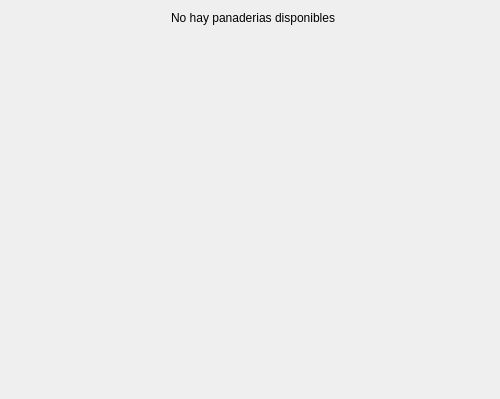
This is src/ui/ui_forms/bakeryselect.ui in richin13/bollo as Qt 5 draws it before an edit. The edited form follows.
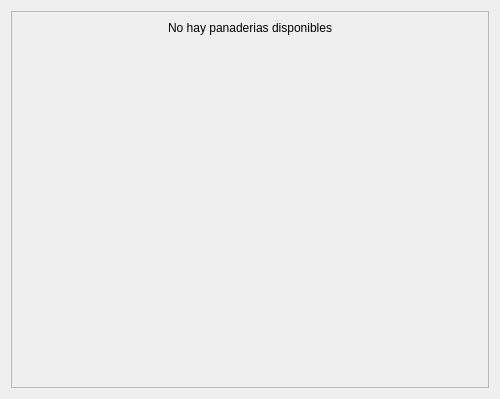
This is the edited form. Icons and pictures are not drawn.

Patch:
```diff
--- a/src/ui/ui_forms/bakeryselect.ui
+++ b/src/ui/ui_forms/bakeryselect.ui
@@ -49,8 +49,23 @@
   </property>
   <layout class="QVBoxLayout" name="verticalLayout">
    <item>
+    <widget class="QScrollArea" name="scrollArea">
+     <property name="widgetResizable">
+      <bool>true</bool>
+     </property>
+     <widget class="QWidget" name="contents">
+      <property name="geometry">
+       <rect>
+        <x>0</x>
+        <y>0</y>
+        <width>480</width>
+        <height>379</height>
+       </rect>
+      </property>
+      <layout class="QVBoxLayout" name="verticalLayout_2">
+       <item>
     <layout class="QFormLayout" name="layout">
-     <item row="0" column="1">
+         <item row="0" column="0" colspan="2">
       <widget class="QLabel" name="noAvailableBakeries">
        <property name="text">
         <string>No hay panaderias disponibles</string>
@@ -61,6 +76,10 @@
       </widget>
      </item>
     </layout>
+       </item>
+      </layout>
+     </widget>
+    </widget>
    </item>
   </layout>
  </widget>
```
Left out of the diff: 2 changed lines with no effect on the pictures. Lines whose indentation alone changed are shown as unchanged.
